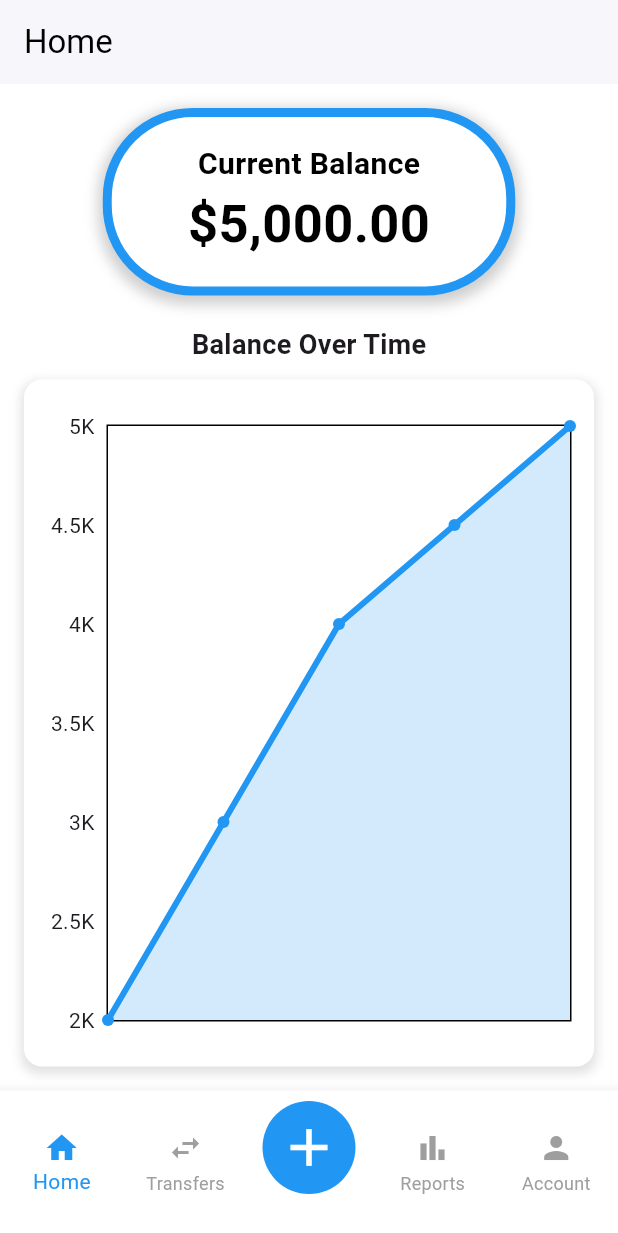
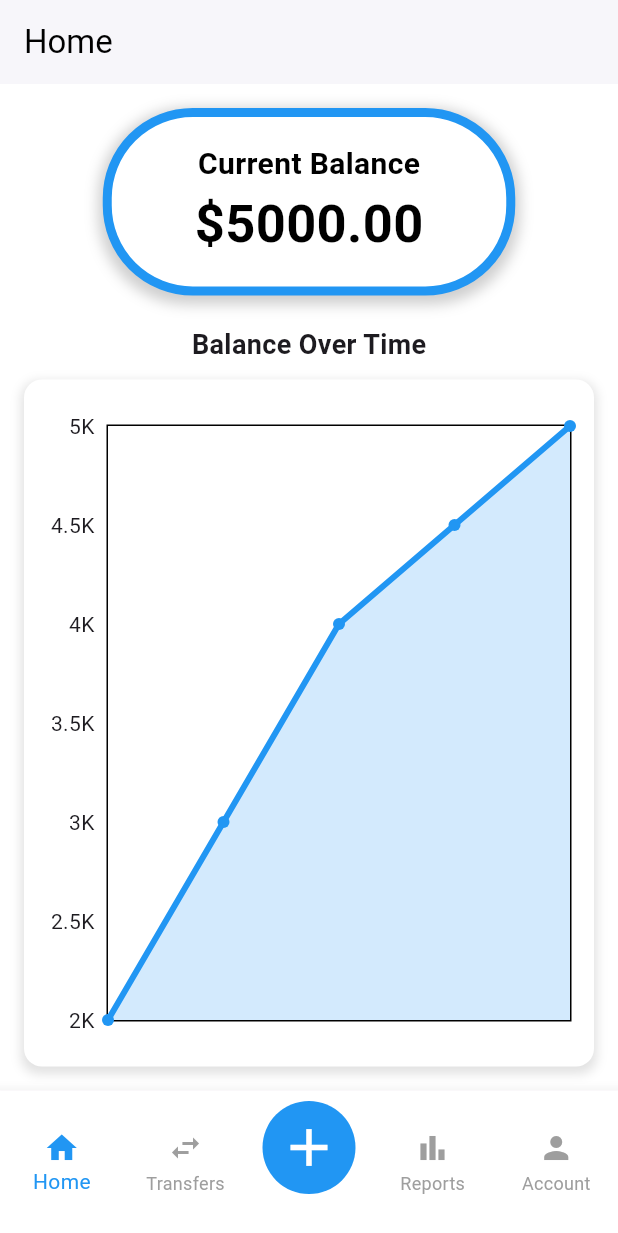
Before and after one commit to DannyM125/budgeting_app, a Flutter app: the screen it shows after launch, on a phone screen of 412 x 824 dp. Shown: the top 1233 px of the screen. Run offline on Flutter 3.47's test engine with Material 3 defaults, Android fonts, the phone set to English and light mode, and no system bars; drawn by our look-alikes of fl_chart; our stand-ins replace shared_preferences.

Commit message:
Global Data stuff

```diff
--- a/lib/home_page.dart
+++ b/lib/home_page.dart
@@ -1,7 +1,7 @@
 import 'package:flutter/material.dart';
 import 'package:fl_chart/fl_chart.dart';
 import 'utils/color_utils.dart';
-
+import 'utils/global_data.dart';
 
 class HomePage extends StatelessWidget {
   const HomePage({super.key});
@@ -21,7 +21,24 @@ class HomePage extends StatelessWidget {
         child: Column(
           crossAxisAlignment: CrossAxisAlignment.center,
           children: [
-            Container(
+            _buildBalanceContainer(),
+            const SizedBox(height: 20),
+            const Text(
+              'Balance Over Time',
+              style: TextStyle(fontSize: 18, fontWeight: FontWeight.bold),
+            ),
+            const SizedBox(height: 10),
+            Expanded(
+              child: _buildBalanceChart(),
+            ),
+          ],
+        ),
+      ),
+    );
+  }
+
+  Widget _buildBalanceContainer() {
+    return Container(
       width: 275,
       height: 125,
       alignment: Alignment.center,
@@ -30,14 +47,14 @@ class HomePage extends StatelessWidget {
         borderRadius: BorderRadius.circular(60),
         border: Border.all(
           width: 6,
-                  color: ColorUtils.primaryColor, // Border color can be adjusted
+          color: ColorUtils.primaryColor,
         ),
         boxShadow: [
           BoxShadow(
             color: Colors.grey.withOpacity(0.5),
             spreadRadius: 3,
             blurRadius: 7,
-                    offset: const Offset(0, 3), // changes position of shadow
+            offset: const Offset(0, 3),
           ),
         ],
       ),
@@ -53,7 +70,7 @@ class HomePage extends StatelessWidget {
             ),
           ),
           Text(
-                    '\$5,000.00', // Display current balance
+            '\$${GlobalData.getCurrentBalance().toStringAsFixed(2)}',
             style: const TextStyle(
               color: Colors.black,
               fontWeight: FontWeight.bold,
@@ -62,15 +79,11 @@ class HomePage extends StatelessWidget {
           ),
         ],
       ),
-            ),
-            const SizedBox(height: 20),
-            const Text(
-              'Balance Over Time',
-              style: TextStyle(fontSize: 18, fontWeight: FontWeight.bold),
-            ),
-            const SizedBox(height: 10),
-            Expanded(
-              child: Container(
+    );
+  }
+
+  Widget _buildBalanceChart() {
+    return Container(
       decoration: BoxDecoration(
         color: Colors.white,
         borderRadius: BorderRadius.circular(12),
@@ -92,25 +105,24 @@ class HomePage extends StatelessWidget {
               sideTitles: SideTitles(showTitles: true, reservedSize: 40),
             ),
             rightTitles: AxisTitles(
-                        sideTitles: SideTitles(showTitles: false, reservedSize: 40), // Hide right Y-axis titles
+              sideTitles: SideTitles(showTitles: false, reservedSize: 40),
             ),
             bottomTitles: AxisTitles(
-                        sideTitles: SideTitles(showTitles: false, reservedSize: 40), // Hide bottom X-axis titles
+              sideTitles: SideTitles(showTitles: false, reservedSize: 40),
             ),
             topTitles: AxisTitles(
-                        sideTitles: SideTitles(showTitles: false, reservedSize: 40), // Hide top titles
+              sideTitles: SideTitles(showTitles: false, reservedSize: 40),
             ),
           ),
           borderData: FlBorderData(show: true),
           lineBarsData: [
             LineChartBarData(
-                        spots: [
-                          const FlSpot(0, 2000),
-                          const FlSpot(1, 3000),
-                          const FlSpot(2, 4000),
-                          const FlSpot(3, 4500),
-                          const FlSpot(4, 5000), //TODO MEGH JSON STUFF
-                        ],
+              spots: GlobalData.getBalanceHistory()
+                  .asMap()
+                  .entries
+                  .map((entry) => FlSpot(entry.key.toDouble(),
+                      entry.value.y)) // here might be issue
+                  .toList(),
               isCurved: false,
               color: ColorUtils.primaryColor,
               barWidth: 4,
@@ -123,11 +135,6 @@ class HomePage extends StatelessWidget {
           ],
         ),
       ),
-              ),
-            ),
-          ],
-        ),
-      ),
     );
   }
 }
--- /dev/null
+++ b/lib/utils/global_data.dart
@@ -0,0 +1,68 @@
+import 'package:budget_app/utils/SharedPreferences/category.dart';
+import 'package:budget_app/utils/SharedPreferences/shared_prefs_helper.dart';
+import 'package:fl_chart/fl_chart.dart';
+
+class GlobalData {
+  static List<Category> spendingCategories = [
+    Category(category: 'Food', amount: 120),
+    Category(category: 'Transportation', amount: 60),
+    Category(category: 'Entertainment', amount: 80),
+    Category(category: 'Bills', amount: 200),
+  ];
+
+  static List<Category> incomeCategories = [
+    Category(category: 'Salary', amount: 1000),
+    Category(category: 'Freelance', amount: 300),
+    Category(category: 'Investments', amount: 150),
+  ];
+
+  // Add a category while preventing duplicates
+  static void addCategory(String categoryName, double amount, bool isSpending) {
+    List<Category> categories =
+        isSpending ? spendingCategories : incomeCategories;
+
+    // Check if category exists
+    int index = categories.indexWhere((c) => c.category == categoryName);
+    if (index != -1) {
+      // If exists, update amount
+      categories[index].amount += amount;
+    } else {
+      // If not exists, add new entry
+      categories.add(Category(category: categoryName, amount: amount));
+    }
+  }
+
+  // Save all categories
+  static Future<void> saveCategories() async {
+    await SharedPrefsHelper.saveCategories(spendingCategories, true);
+    await SharedPrefsHelper.saveCategories(incomeCategories, false);
+  }
+
+  // Load all categories
+  static Future<void> loadCategories() async {
+    spendingCategories = await SharedPrefsHelper.loadCategories(true);
+    incomeCategories = await SharedPrefsHelper.loadCategories(false);
+  }
+
+  static double _currentBalance = 5000.00;
+  static List<FlSpot> _balanceHistory = [
+    const FlSpot(0, 2000),
+    const FlSpot(1, 3000),
+    const FlSpot(2, 4000),
+    const FlSpot(3, 4500),
+    const FlSpot(4, 5000),
+  ];
+
+  static double getCurrentBalance() {
+    return _currentBalance;
+  }
+
+  static List<FlSpot> getBalanceHistory() {
+    return _balanceHistory;
+  }
+
+  static void updateBalance(double amount) {
+    _currentBalance += amount;
+    _balanceHistory.add(FlSpot(_balanceHistory.length.toDouble(), _currentBalance));
+  }
+}
```
Also changed, not shown: lib/reports_page.dart (+10 -31 lines). Lines whose indentation alone changed are shown as unchanged.
